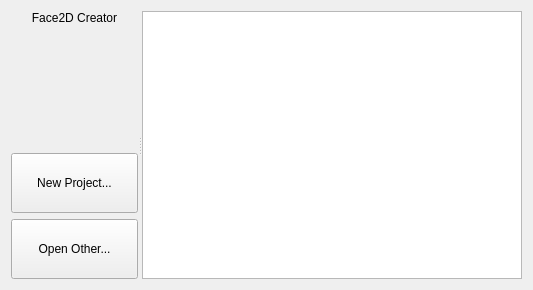
Before: the Qt Designer form face2d_creator/player/proj.qt/Face2dCreator.ui in dabing1022/Face2D, drawn with Qt 5.
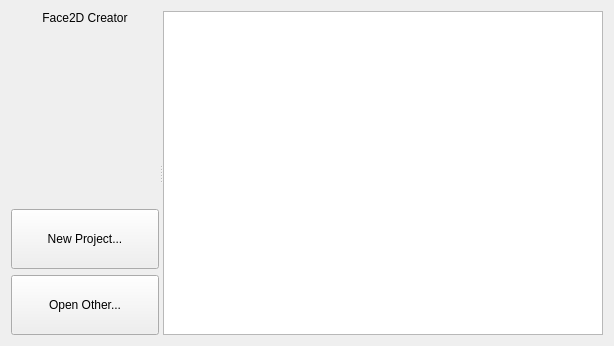
After: the same form once the commit is applied.

Commit message: 编辑界面

The edit to the form file:
```diff
--- a/face2d_creator/player/proj.qt/Face2dCreator.ui
+++ b/face2d_creator/player/proj.qt/Face2dCreator.ui
@@ -6,8 +6,8 @@
    <rect>
     <x>0</x>
     <y>0</y>
-    <width>533</width>
-    <height>290</height>
+    <width>614</width>
+    <height>346</height>
    </rect>
   </property>
   <property name="windowTitle">
```
The commit also changes 7 other files.
